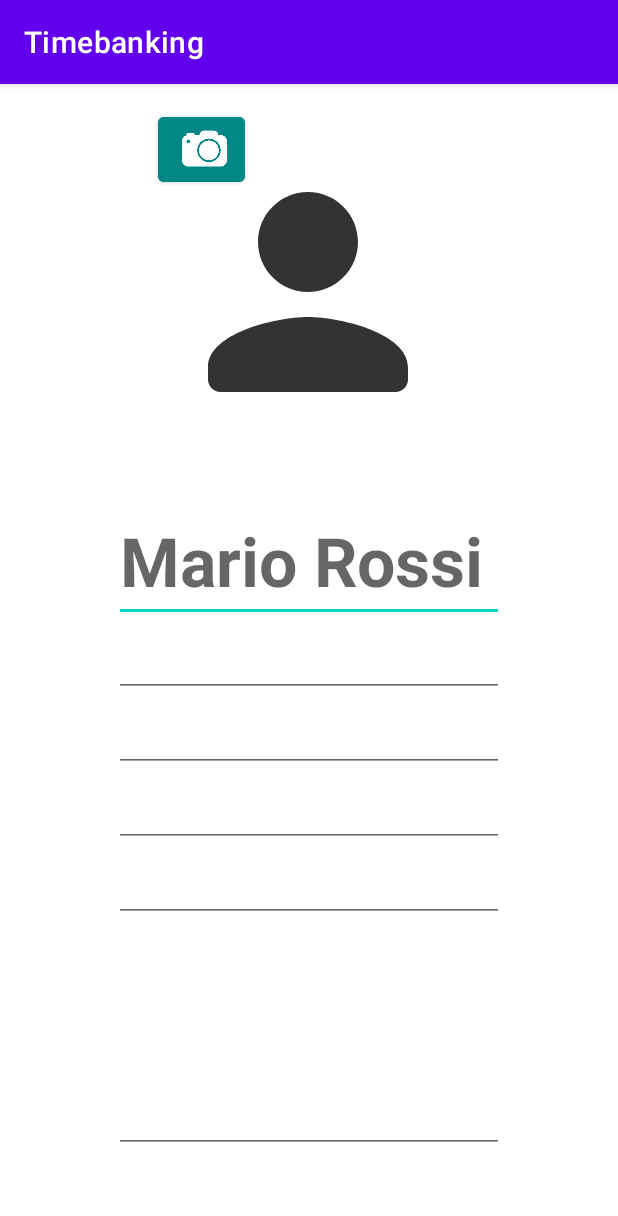
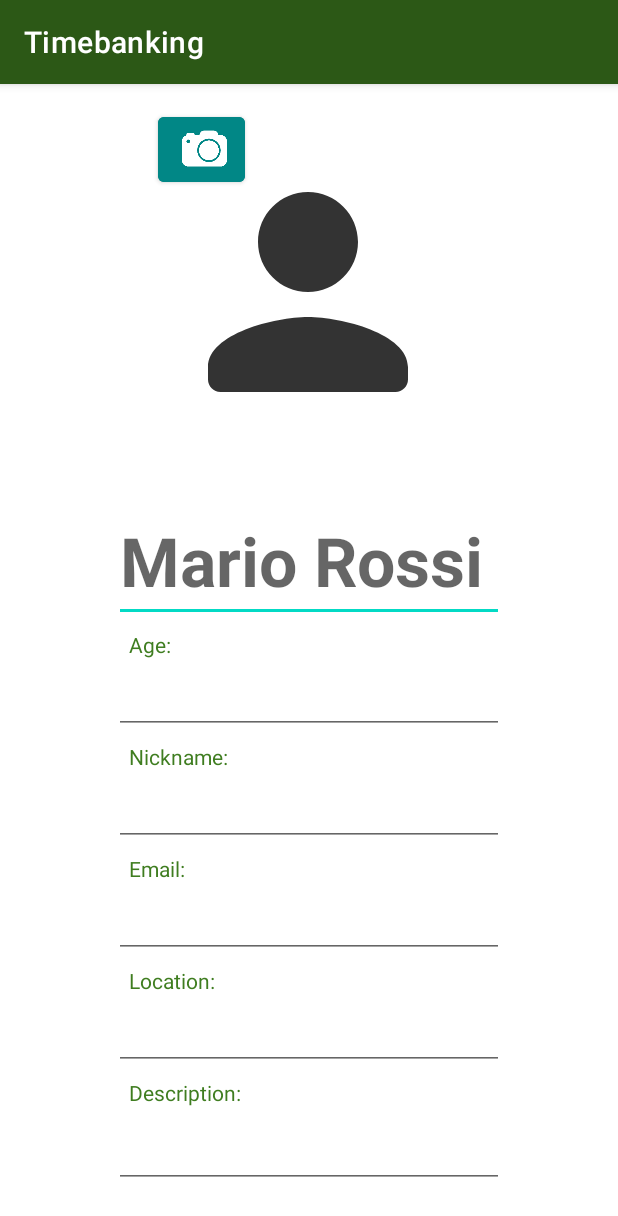
Before and after one commit to Mariagrazia98/Timebanking, an Android app: the EditProfileActivity screen opened directly, with no data from a screen before it, on a phone screen of 412 x 824 dp. Shown: the top 1216 px of the screen. Run offline under Robolectric (Android 15) with nearby library versions, the phone set to English and light mode, and no system bars.

Commit message:
Added text and update colors

```diff
--- a/app/src/main/res/layout-land/activity_edit_profile.xml
+++ b/app/src/main/res/layout-land/activity_edit_profile.xml
@@ -61,15 +61,36 @@
             android:textAppearance="@style/TextAppearance.AppCompat.Large"
             android:textStyle="bold" />
 
+        <TextView
+            android:id="@+id/ageText"
+            android:layout_width="match_parent"
+            android:layout_height="wrap_content"
+            android:paddingLeft="0dp"
+            android:paddingRight="0dp"
+            android:text="@string/age_text"
+            android:textAppearance="@style/TextAppearance.AppCompat.Medium"
+            android:textColor="@color/purple_200" />
+
         <EditText
             android:id="@+id/edit_age"
             android:layout_width="match_parent"
             android:layout_height="wrap_content"
+            android:importantForAutofill="no"
             android:inputType="numberDecimal"
             android:text="@string/age"
-            android:importantForAutofill="no"
-            android:textAppearance="@style/TextAppearance.AppCompat.Large"
-            android:textStyle="italic"/>
+            android:textAppearance="@style/TextAppearance.AppCompat.Medium"
+            android:textStyle="italic" />
+
+        <TextView
+            android:id="@+id/nicknameText"
+            android:layout_width="match_parent"
+            android:layout_height="wrap_content"
+            android:paddingLeft="0dp"
+            android:paddingTop="5dp"
+            android:paddingRight="0dp"
+            android:text="@string/nickname_text"
+            android:textAppearance="@style/TextAppearance.AppCompat.Medium"
+            android:textColor="@color/purple_200" />
 
         <EditText
             android:id="@+id/Edit_Nickname"
@@ -78,8 +99,19 @@
             android:autofillHints="name"
             android:inputType="text"
             android:text="@string/nickname"
-            android:textAppearance="@style/TextAppearance.AppCompat.Large"
+            android:textAppearance="@style/TextAppearance.AppCompat.Medium"
             android:textStyle="italic" />
+
+        <TextView
+            android:id="@+id/emailText"
+            android:layout_width="match_parent"
+            android:layout_height="wrap_content"
+            android:paddingLeft="0dp"
+            android:paddingTop="5dp"
+            android:paddingRight="0dp"
+            android:text="@string/email_address_text"
+            android:textAppearance="@style/TextAppearance.AppCompat.Small"
+            android:textColor="@color/purple_200" />
 
         <EditText
             android:id="@+id/Edit_Email"
@@ -89,8 +121,19 @@
             android:ems="10"
             android:inputType="textEmailAddress"
             android:text="@string/email_address"
-            android:textAppearance="@style/TextAppearance.AppCompat.Large"
+            android:textAppearance="@style/TextAppearance.AppCompat.Medium"
             android:textStyle="italic" />
+
+        <TextView
+            android:id="@+id/locationText2"
+            android:layout_width="match_parent"
+            android:layout_height="wrap_content"
+            android:paddingLeft="0dp"
+            android:paddingTop="5dp"
+            android:paddingRight="0dp"
+            android:text="@string/location_text"
+            android:textAppearance="@style/TextAppearance.AppCompat.Small"
+            android:textColor="@color/purple_200" />
 
         <EditText
             android:id="@+id/Edit_Location"
@@ -99,8 +142,19 @@
             android:autofillHints="postalAddress"
             android:inputType="textPostalAddress"
             android:text="@string/location"
-            android:textAppearance="@style/TextAppearance.AppCompat.Large"
+            android:textAppearance="@style/TextAppearance.AppCompat.Medium"
             android:textStyle="italic" />
+
+        <TextView
+            android:id="@+id/descriptionText"
+            android:layout_width="match_parent"
+            android:layout_height="wrap_content"
+            android:paddingLeft="0dp"
+            android:paddingTop="5dp"
+            android:paddingRight="0dp"
+            android:text="@string/description_text"
+            android:textAppearance="@style/TextAppearance.AppCompat.Small"
+            android:textColor="@color/purple_200" />
 
         <EditText
             android:id="@+id/edit_description"
--- a/app/src/main/res/layout/activity_edit_profile.xml
+++ b/app/src/main/res/layout/activity_edit_profile.xml
@@ -62,6 +62,17 @@
             android:textAppearance="@style/TextAppearance.AppCompat.Display2"
             android:textStyle="bold" />
 
+        <TextView
+            android:id="@+id/ageText"
+            android:layout_width="match_parent"
+            android:layout_height="wrap_content"
+            android:paddingLeft="10dp"
+            android:paddingTop="5dp"
+            android:paddingRight="10dp"
+            android:text="@string/age_text"
+            android:textAppearance="@style/TextAppearance.AppCompat.Small"
+            android:textColor="@color/purple_200" />
+
         <EditText
             android:id="@+id/edit_age"
             android:layout_width="match_parent"
@@ -72,6 +83,17 @@
             android:textAppearance="@style/TextAppearance.AppCompat.Large"
             android:textStyle="italic"/>
 
+        <TextView
+            android:id="@+id/nicknameText"
+            android:layout_width="match_parent"
+            android:layout_height="wrap_content"
+            android:paddingLeft="10dp"
+            android:paddingTop="5dp"
+            android:paddingRight="10dp"
+            android:text="@string/nickname_text"
+            android:textAppearance="@style/TextAppearance.AppCompat.Small"
+            android:textColor="@color/purple_200" />
+
         <EditText
             android:id="@+id/Edit_Nickname"
             android:layout_width="match_parent"
@@ -81,6 +103,17 @@
             android:text="@string/nickname"
             android:textAppearance="@style/TextAppearance.AppCompat.Large"
             android:textStyle="italic" />
+
+        <TextView
+            android:id="@+id/emailText"
+            android:layout_width="match_parent"
+            android:layout_height="wrap_content"
+            android:paddingLeft="10dp"
+            android:paddingTop="5dp"
+            android:paddingRight="10dp"
+            android:text="@string/email_address_text"
+            android:textAppearance="@style/TextAppearance.AppCompat.Small"
+            android:textColor="@color/purple_200" />
 
         <EditText
             android:id="@+id/Edit_Email"
@@ -93,6 +126,17 @@
             android:textAppearance="@style/TextAppearance.AppCompat.Large"
             android:textStyle="italic" />
 
+        <TextView
+            android:id="@+id/locationText"
+            android:layout_width="match_parent"
+            android:layout_height="wrap_content"
+            android:paddingLeft="10dp"
+            android:paddingTop="5dp"
+            android:paddingRight="10dp"
+            android:text="@string/location_text"
+            android:textAppearance="@style/TextAppearance.AppCompat.Small"
+            android:textColor="@color/purple_200" />
+
         <EditText
             android:id="@+id/Edit_Location"
             android:layout_width="match_parent"
@@ -102,6 +146,17 @@
             android:text="@string/location"
             android:textAppearance="@style/TextAppearance.AppCompat.Large"
             android:textStyle="italic" />
+
+        <TextView
+            android:id="@+id/descriptionText"
+            android:layout_width="match_parent"
+            android:layout_height="wrap_content"
+            android:paddingLeft="10dp"
+            android:paddingTop="5dp"
+            android:paddingRight="10dp"
+            android:text="@string/description_text"
+            android:textAppearance="@style/TextAppearance.AppCompat.Small"
+            android:textColor="@color/purple_200" />
 
         <EditText
             android:id="@+id/edit_description"
--- a/app/src/main/res/values/colors.xml
+++ b/app/src/main/res/values/colors.xml
@@ -1,8 +1,8 @@
 <?xml version="1.0" encoding="utf-8"?>
 <resources>
-    <color name="purple_200">#FFBB86FC</color>
-    <color name="purple_500">#FF6200EE</color>
-    <color name="purple_700">#FF3700B3</color>
+    <color name="purple_200">#3F7D20</color>
+    <color name="purple_500">#2C5816</color>
+    <color name="purple_700">#EE2C5816</color>
     <color name="teal_200">#FF03DAC5</color>
     <color name="teal_700">#FF018786</color>
     <color name="black">#FF000000</color>
--- a/app/src/main/res/values/strings.xml
+++ b/app/src/main/res/values/strings.xml
@@ -6,11 +6,17 @@
     <string name="nickname">Mario98</string>
     <string name="email_address">mario.rossi@gmail.com</string>
     <string name="location">Torino</string>
+    <string name="description">Frequento il Politecnico di Torino, mi piace cucinare e ascoltare musica</string>
+    <string name="age_text">Age:</string>
+    <string name="nickname_text">Nickname: </string>
+    <string name="email_address_text">Email: </string>
+    <string name="location_text">Location: </string>
+    <string name="description_text">Description: </string>
     <string name="menu">Menu</string>
     <string name="profile_picture">Profile picture</string>
     <string name="camera_button">Camera</string>
     <string name="take_a_photo">Take a photo</string>
     <string name="select_from_gallery">Select from gallery</string>
     <string name="preference_file_key">preference_file</string>
-    <string name="description">Frequento il Politecnico di Torino, mi piace cucinare e ascoltare musica</string>
+
 </resources>
```
Also changed, not shown: app/src/main/res/layout-land/activity_main.xml (+56 -1 lines), app/src/main/res/layout/activity_main.xml (+56 -0 lines).
